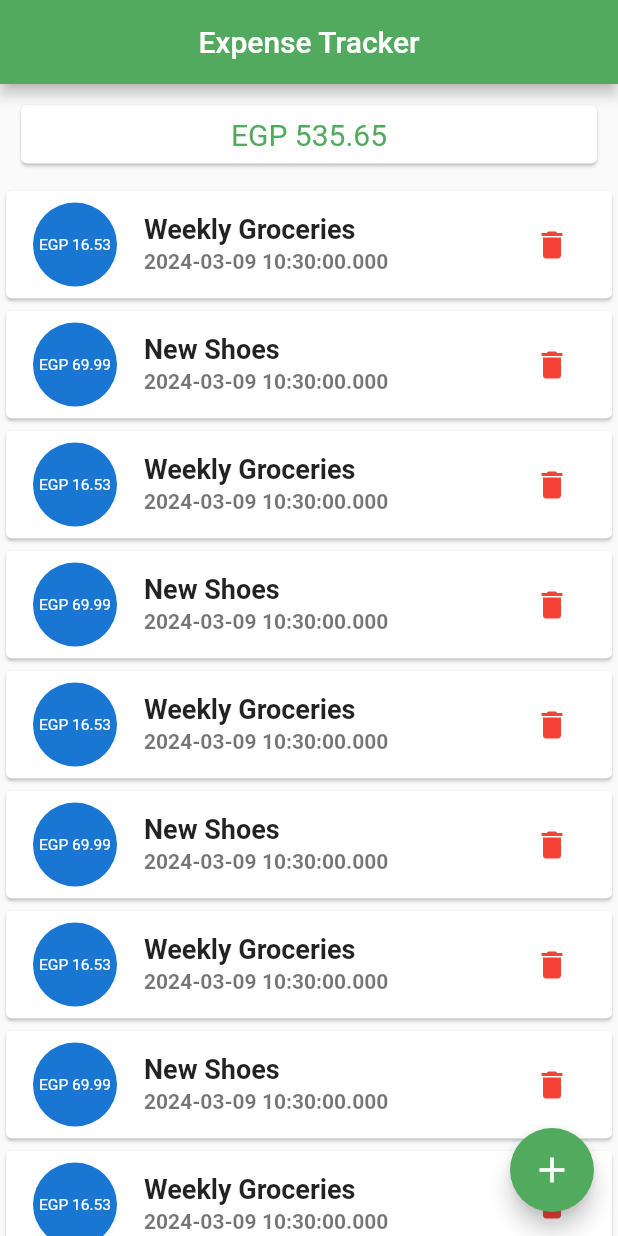
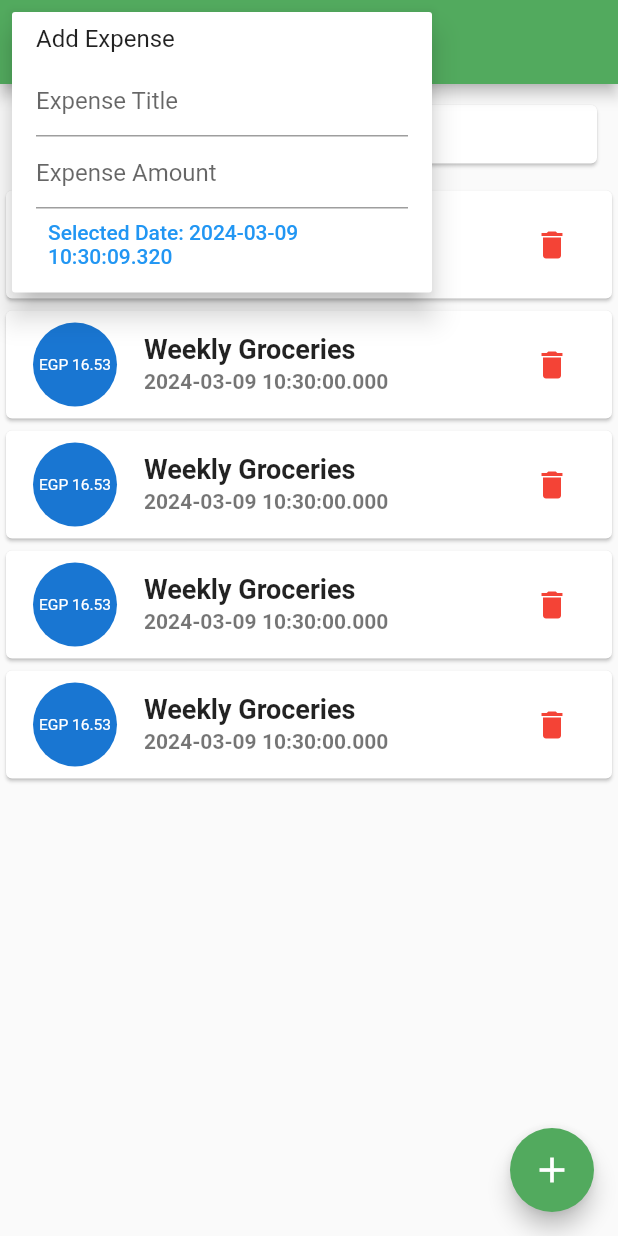
Before and after one commit to ibr14060/Expenses_Assignment3, a Flutter app: the screen it shows after launch, after a tap on the "delete" icon, after a tap on the "add" icon, on a phone screen of 412 x 824 dp. Run offline on Flutter 3.47's test engine with Material 2 defaults, Android fonts, the phone set to English and light mode, and no system bars; our stand-ins replace flutter_hooks, table_calendar.

```diff
--- a/lib/HomePage.dart
+++ b/lib/HomePage.dart
@@ -1,18 +1,17 @@
-import 'dart:convert';
 import 'package:flutter/material.dart';
+import 'package:flutter_hooks/flutter_hooks.dart';
+import 'package:table_calendar/table_calendar.dart';
 
-class HomePage extends StatefulWidget {
-  const HomePage({Key? key, required this.title, required this.username});
+class HomePage extends HookWidget {
+  const HomePage({Key? key, required this.title, required this.username})
+      : super(key: key);
 
   final String title;
   final String username;
 
   @override
-  State<HomePage> createState() => HomePageState();
-}
-
-class HomePageState extends State<HomePage> {
-  List<Map<String, dynamic>> expenses = [
+  Widget build(BuildContext context) {
+    final expenses = useState([
       {
         'id': '1',
         'title': 'New Shoes',
@@ -27,8 +26,8 @@ class HomePageState extends State<HomePage> {
       },
       {
         'id': '3',
-      'title': 'New Shoes',
-      'amount': 69.99,
+        'title': 'Weekly Groceries',
+        'amount': 16.53,
         'date': DateTime.now(),
       },
       {
@@ -39,8 +38,8 @@ class HomePageState extends State<HomePage> {
       },
       {
         'id': '5',
-      'title': 'New Shoes',
-      'amount': 69.99,
+        'title': 'Weekly Groceries',
+        'amount': 16.53,
         'date': DateTime.now(),
       },
       {
@@ -49,68 +48,24 @@ class HomePageState extends State<HomePage> {
         'amount': 16.53,
         'date': DateTime.now(),
       },
-    {
-      'id': '7',
-      'title': 'New Shoes',
-      'amount': 69.99,
-      'date': DateTime.now(),
-    },
-    {
-      'id': '8',
-      'title': 'Weekly Groceries',
-      'amount': 16.53,
-      'date': DateTime.now(),
-    },
-    {
-      'id': '9',
-      'title': 'New Shoes',
-      'amount': 69.99,
-      'date': DateTime.now(),
-    },
-    {
-      'id': '10',
-      'title': 'Weekly Groceries',
-      'amount': 16.53,
-      'date': DateTime.now(),
-    },
-    {
-      'id': '11',
-      'title': 'New Shoes',
-      'amount': 69.99,
-      'date': DateTime.now(),
-    },
-    {
-      'id': '12',
-      'title': 'Weekly Groceries',
-      'amount': 16.53,
-      'date': DateTime.now(),
-    },
-    {
-      'id': '13',
-      'title': 'New Shoes',
-      'amount': 69.99,
-      'date': DateTime.now(),
-    },
-    {
-      'id': '14',
-      'title': 'Weekly Groceries',
-      'amount': 16.53,
-      'date': DateTime.now(),
-    }
-  ];
+
+      // Add more expenses as needed
+    ]);
+
     double totalExpenses = 0.0;
-  void loopAndSet() {
-    setState(() {
-      totalExpenses = 0; // Reset total before calculating
-      for (Map<String, dynamic> expense in expenses) {
-        totalExpenses += expense['amount'];
-      }
-    });
+    for (var expense in expenses.value) {
+      totalExpenses += expense['amount'] as num;
     }
 
-  @override
-  Widget build(BuildContext context) {
-    loopAndSet();
+    void deleteExpense(int index) {
+      if (index >= 0 && index < expenses.value.length) {
+        final List<Map<String, dynamic>> updatedExpenses =
+            List.from(expenses.value);
+        updatedExpenses.removeAt(index);
+        expenses.value = List<Map<String, Object>>.from(updatedExpenses);
+      }
+    }
+
     return Scaffold(
       appBar: AppBar(
         title: const Text('Expense Tracker'),
@@ -137,7 +92,7 @@ class HomePageState extends State<HomePage> {
           ),
           Expanded(
             child: ListView.builder(
-              itemCount: expenses.length,
+              itemCount: expenses.value.length,
               itemBuilder: (BuildContext context, int index) {
                 return Card(
                   child: ListTile(
@@ -146,19 +101,19 @@ class HomePageState extends State<HomePage> {
                       child: Padding(
                         padding: const EdgeInsets.all(6.0),
                         child: FittedBox(
-                          child: Text('EGP ${expenses[index]['amount']}'),
+                          child: Text('EGP ${expenses.value[index]['amount']}'),
                         ),
                       ),
                     ),
                     title: Text(
-                      expenses[index]['title'].toString(),
+                      expenses.value[index]['title'].toString(),
                       style: const TextStyle(
                         fontSize: 18,
                         fontWeight: FontWeight.bold,
                       ),
                     ),
                     subtitle: Text(
-                      expenses[index]['date'].toString(),
+                      expenses.value[index]['date'].toString(),
                       style: const TextStyle(
                         fontSize: 14,
                         fontWeight: FontWeight.bold,
@@ -168,9 +123,7 @@ class HomePageState extends State<HomePage> {
                       icon: const Icon(Icons.delete),
                       color: Colors.red,
                       onPressed: () {
-                        setState(() {
-                          expenses.removeAt(index);
-                        });
+                        deleteExpense(index);
                       },
                     ),
                   ),
@@ -180,11 +133,82 @@ class HomePageState extends State<HomePage> {
           ),
         ],
       ),
-      floatingActionButton: FloatingActionButton(
+      floatingActionButton: Builder(
+        builder: (BuildContext context) {
+          return FloatingActionButton(
             backgroundColor: const Color.fromRGBO(82, 170, 94, 1.0),
             tooltip: 'Increment',
-        onPressed: () {},
+            onPressed: () async {
+              TextEditingController _titleController = TextEditingController();
+              TextEditingController _amountController = TextEditingController();
+              DateTime? selectedDate = DateTime.now();
+
+              await showMenu(
+                context: context,
+                position: RelativeRect.fromLTRB(
+                  0,
+                  0,
+                  0,
+                  MediaQuery.of(context).size.height - 100,
+                ),
+                items: [
+                  PopupMenuItem(
+                    value: 'add_expense',
+                    child: Container(
+                      width: double.infinity,
+                      child: IntrinsicWidth(
+                        child: Column(
+                          crossAxisAlignment: CrossAxisAlignment.stretch,
+                          children: [
+                            Text("Add Expense"),
+                            SizedBox(height: 8),
+                            TextField(
+                              controller: _titleController,
+                              decoration: InputDecoration(
+                                hintText: 'Expense Title',
+                              ),
+                            ),
+                            TextField(
+                              controller: _amountController,
+                              decoration: InputDecoration(
+                                hintText: 'Expense Amount',
+                              ),
+                            ),
+                            TextButton(
+                              onPressed: () async {
+                                final DateTime? pickedDate =
+                                    await showDatePicker(
+                                  context: context,
+                                  initialDate: DateTime.now(),
+                                  firstDate: DateTime(2015, 8),
+                                  lastDate: DateTime(2101),
+                                );
+                                selectedDate = pickedDate;
+                                print(selectedDate);
+                              },
+                              child: Text(
+                                selectedDate != null
+                                    ? 'Selected Date: ${selectedDate.toString()}'
+                                    : 'Select Date',
+                              ),
+                            ),
+                          ],
+                        ),
+                      ),
+                    ),
+                  ),
+                ],
+              ).then(
+                (value) {
+                  if (value == 'add_expense') {
+                    print('Add Expense');
+                  }
+                },
+              );
+            },
             child: const Icon(Icons.add, color: Colors.white, size: 28),
+          );
+        },
       ),
     );
   }
--- a/pubspec.yaml
+++ b/pubspec.yaml
@@ -31,7 +31,7 @@ dependencies:
   flutter:
     sdk: flutter
   flutter_hooks: ^0.16.0
-
+  table_calendar: ^3.0.0
   # The following adds the Cupertino Icons font to your application.
   # Use with the CupertinoIcons class for iOS style icons.
   cupertino_icons: ^1.0.2
```
Also changed, not shown: pubspec.lock. Lines whose indentation alone changed are shown as unchanged.
